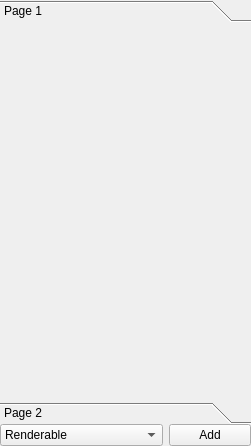
Above: qteditor/QtEditor/property_view.ui from nem0/LumixEngine before the change. Below: the same form after it.
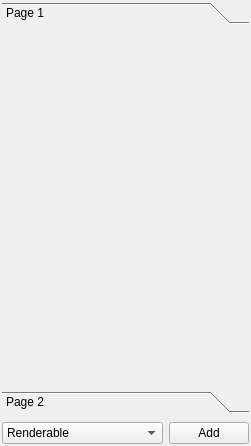
That is the form after the change. The open tabs and pages were chosen to show the change.

```diff
--- a/qteditor/QtEditor/property_view.ui
+++ b/qteditor/QtEditor/property_view.ui
@@ -16,19 +16,19 @@
   <widget class="QWidget" name="dockWidgetContents">
    <layout class="QVBoxLayout" name="verticalLayout">
     <property name="spacing">
-     <number>0</number>
+     <number>9</number>
     </property>
     <property name="leftMargin">
-     <number>0</number>
+     <number>2</number>
     </property>
     <property name="topMargin">
-     <number>0</number>
+     <number>2</number>
     </property>
     <property name="rightMargin">
-     <number>0</number>
+     <number>2</number>
     </property>
     <property name="bottomMargin">
-     <number>0</number>
+     <number>2</number>
     </property>
     <item>
      <widget class="QToolBox" name="components">
@@ -43,8 +43,8 @@
         <rect>
          <x>0</x>
          <y>0</y>
-         <width>251</width>
-         <height>339</height>
+         <width>247</width>
+         <height>344</height>
         </rect>
        </property>
        <attribute name="label">
```
Left out of the diff: 6 changed lines with no effect on the pictures.
